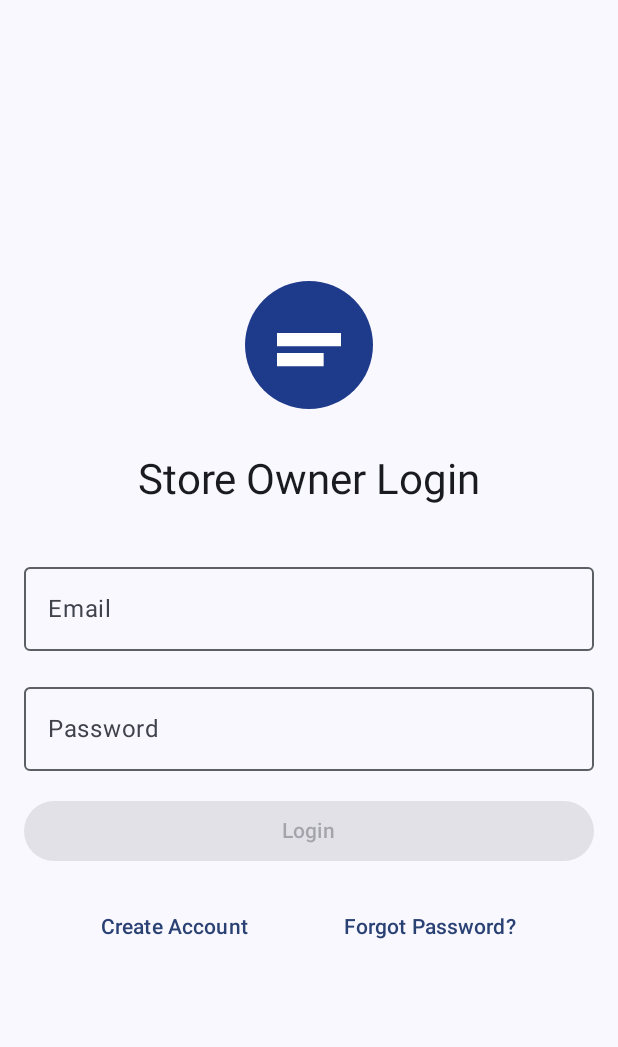
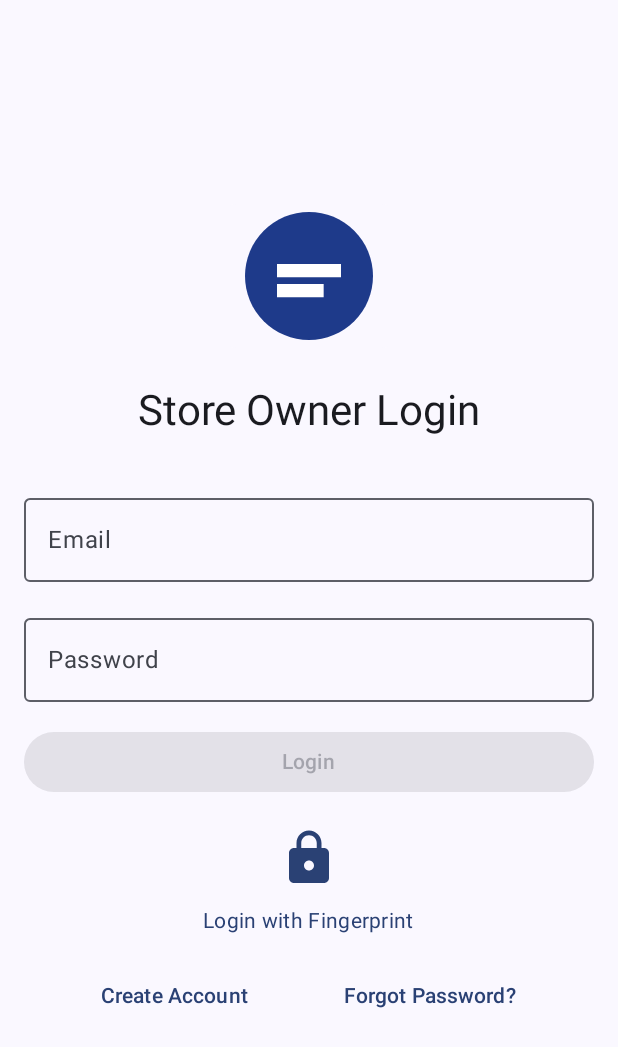
Before and after one commit to elynrose/qonfetti, an Android app built with Jetpack Compose: the screen it shows after launch (MainActivity), on a phone screen of 412 x 824 dp. Shown: the top 1047 px of the screen. Run offline under Robolectric (Android 15) with nearby library versions, the phone set to English and light mode, and no system bars; 14 statements that could not run were skipped.

Commit message:
Add biometric authentication support with fingerprint login

```diff
--- a/app/build.gradle.kts
+++ b/app/build.gradle.kts
@@ -72,6 +72,10 @@ dependencies {
     // Security for session storage
     implementation(libs.androidx.security.crypto)
 
+    // Biometric authentication
+    implementation("androidx.biometric:biometric:1.1.0")
+    implementation("androidx.security:security-crypto:1.1.0-alpha06")
+
     testImplementation(libs.junit)
     testImplementation(libs.mockito.kotlin)
     testImplementation(libs.kotlinx.coroutines.test)
--- a/app/src/main/java/com/example/qonfetty/MainActivity.kt
+++ b/app/src/main/java/com/example/qonfetty/MainActivity.kt
@@ -6,7 +6,7 @@ import android.nfc.NfcAdapter
 import android.nfc.Tag
 import android.os.Bundle
 import android.util.Log
-import androidx.activity.ComponentActivity
+import androidx.fragment.app.FragmentActivity
 import androidx.activity.compose.setContent
 import androidx.activity.enableEdgeToEdge
 import androidx.compose.foundation.layout.fillMaxSize
@@ -52,8 +52,9 @@ import com.example.qonfetty.ui.ClaimedRewardsViewModel
 import com.example.qonfetty.ui.AddRewardsScreen
 import com.example.qonfetty.ui.AddRewardsViewModel
 import com.example.qonfetty.ui.TransactionsScreen
+import com.example.qonfetty.util.BiometricAuthManager
 
-class MainActivity : ComponentActivity() {
+class MainActivity : FragmentActivity() {
 
     private var nfcManager: NfcManager? = null
     private var nfcAdapter: NfcAdapter? = null
@@ -148,8 +149,9 @@ class MainActivity : ComponentActivity() {
                     }
 
                     if (supabaseApi != null && globalSessionManager != null) {
+                        val biometricAuthManager = remember { BiometricAuthManager(this) }
                         val viewModel: AuthViewModel = viewModel {
-                            AuthViewModel(supabaseApi!!, sessionStorage)
+                            AuthViewModel(supabaseApi!!, sessionStorage, biometricAuthManager)
                         }
 
                         val isLoggedIn by viewModel.isLoggedIn.collectAsStateWithLifecycle()
--- a/app/src/main/java/com/example/qonfetty/ui/AuthScreen.kt
+++ b/app/src/main/java/com/example/qonfetty/ui/AuthScreen.kt
@@ -18,6 +18,12 @@ import androidx.compose.ui.res.painterResource
 import androidx.compose.ui.layout.ContentScale
 import com.example.qonfetty.R
 import androidx.lifecycle.compose.collectAsStateWithLifecycle
+import androidx.compose.material.icons.Icons
+import androidx.compose.material.icons.filled.Lock
+import androidx.compose.ui.platform.LocalContext
+import androidx.fragment.app.FragmentActivity
+import android.widget.Toast
+import android.util.Log
 
 @Composable
 fun AuthScreen(
@@ -27,6 +33,8 @@ fun AuthScreen(
 ) {
     val uiState by viewModel.uiState.collectAsStateWithLifecycle()
     val isLoggedIn by viewModel.isLoggedIn.collectAsStateWithLifecycle()
+    val isBiometricAvailable by viewModel.isBiometricAvailable.collectAsStateWithLifecycle()
+    val context = LocalContext.current
 
     var currentScreen by remember { mutableStateOf(AuthScreenType.Login) }
     var email by remember { mutableStateOf("") }
@@ -234,6 +242,39 @@ fun AuthScreen(
             )
         }
 
+        // Show fingerprint button only on login screen and if biometrics are available
+        if (currentScreen == AuthScreenType.Login && isBiometricAvailable) {
+            IconButton(
+                onClick = {
+                    Log.d("AuthScreen", "Padlock (biometric) button clicked")
+                    // Cast context to FragmentActivity for biometric prompt
+                    val activity = context as? FragmentActivity
+                    if (activity != null) {
+                        viewModel.loginWithBiometric(activity)
+                    } else {
+                        Toast.makeText(context, "Biometric login not supported on this screen.", Toast.LENGTH_LONG).show()
+                        Log.e("AuthScreen", "Context is not a FragmentActivity: biometric login cannot start.")
+                    }
+                },
+                modifier = Modifier
+                    .size(56.dp)
+                    .padding(bottom = 8.dp)
+            ) {
+                Icon(
+                    imageVector = Icons.Filled.Lock,
+                    contentDescription = "Login with Fingerprint",
+                    tint = MaterialTheme.colorScheme.primary,
+                    modifier = Modifier.size(40.dp)
+                )
+            }
+            Text(
+                text = "Login with Fingerprint",
+                style = MaterialTheme.typography.bodyMedium,
+                color = MaterialTheme.colorScheme.primary,
+                modifier = Modifier.padding(bottom = 16.dp)
+            )
+        }
+
         // Navigation buttons
         Row(
             modifier = Modifier.fillMaxWidth(),
--- a/app/src/main/java/com/example/qonfetty/ui/DashboardScreen.kt
+++ b/app/src/main/java/com/example/qonfetty/ui/DashboardScreen.kt
@@ -295,7 +295,7 @@ private fun DashboardHeader(
                         )
 
                         Icon(
-                            imageVector = Icons.Filled.Star,
+                            imageVector = Icons.Filled.Info,
                             contentDescription = "Scanning NFC",
                             tint = MaterialTheme.colorScheme.primary,
                             modifier = Modifier.size(32.dp)
@@ -303,7 +303,7 @@ private fun DashboardHeader(
                     }
                     is DashboardUiState.ScanConfirmation -> {
                         Icon(
-                            imageVector = Icons.Filled.Star,
+                            imageVector = Icons.Filled.Info,
                             contentDescription = "Awaiting confirmation",
                             tint = MaterialTheme.colorScheme.primary,
                             modifier = Modifier.size(32.dp)
@@ -327,7 +327,7 @@ private fun DashboardHeader(
                     }
                     else -> {
                         Icon(
-                            imageVector = Icons.Filled.Star,
+                            imageVector = Icons.Filled.Info,
                             contentDescription = "Ready for NFC",
                             tint = MaterialTheme.colorScheme.onSurfaceVariant,
                             modifier = Modifier.size(32.dp)
```
Also changed, not shown: app/src/main/java/com/example/qonfetty/data/SessionStorage.kt (+18 -0 lines), app/src/main/java/com/example/qonfetty/ui/AuthViewModel.kt (+44 -2 lines), app/src/main/java/com/example/qonfetty/ui/TransactionsScreen.kt (+13 -2 lines), app/src/main/java/com/example/qonfetty/util/BiometricAuthManager.kt (added, +66 -0 lines).
